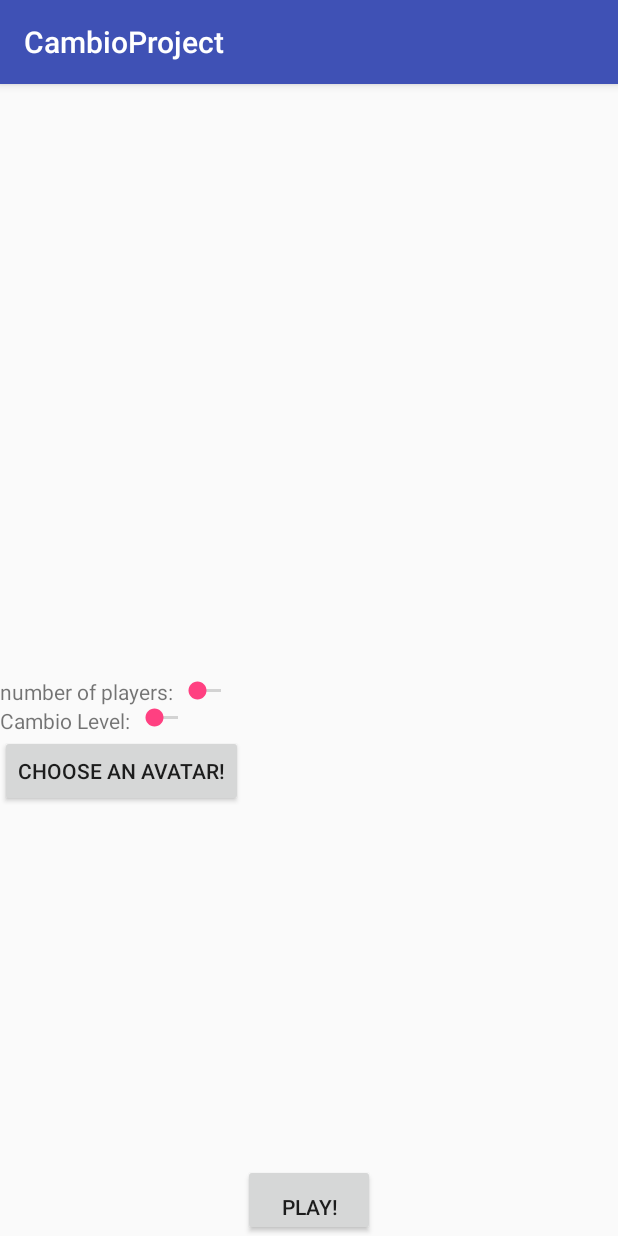
After one commit to newZarbuv/Cambio, an Android app: the gameSettings screen opened directly, with no data from a screen before it, on a phone screen of 412 x 824 dp. The commit adds this screen. Run offline under Robolectric (Android 15) with nearby library versions, the phone set to English and light mode, and no system bars; 2 statements that could not run were skipped.

Commit message:
seekbar logic and moving from home to settings

```diff
--- a/app/build.gradle
+++ b/app/build.gradle
@@ -28,5 +28,6 @@ dependencies {
     compile 'com.android.support:appcompat-v7:26.+'
     compile 'com.android.support:design:26.+'
     compile 'com.android.support:support-vector-drawable:26.+'
+    compile 'com.android.support.constraint:constraint-layout:1.0.2'
     testCompile 'junit:junit:4.12'
 }
--- a/app/src/main/AndroidManifest.xml
+++ b/app/src/main/AndroidManifest.xml
@@ -18,5 +18,7 @@
                 <category android:name="android.intent.category.LAUNCHER" />
             </intent-filter>
         </activity>
+        <activity android:name=".gameSettings"></activity>
     </application>
+
 </manifest>
--- a/app/src/main/java/com/example/a12/cambioproject/Cambio/HumanPlayer.java
+++ b/app/src/main/java/com/example/a12/cambioproject/Cambio/HumanPlayer.java
@@ -8,12 +8,14 @@ import java.util.List;
 
 public class HumanPlayer extends APlayer {
     @Override
-    public void play(Card card) {
+    public void play(CambioCard card) {
         GameLocalManager.getPlayerCards(this._name);
 
 
 
     }
+
+
 
 
     @Override
--- /dev/null
+++ b/app/src/main/java/com/example/a12/cambioproject/gameSettings.java
@@ -0,0 +1,74 @@
+package com.example.a12.cambioproject;
+
+import android.support.v7.app.AppCompatActivity;
+import android.os.Bundle;
+import android.widget.SeekBar;
+import android.widget.TextView;
+
+public class gameSettings extends AppCompatActivity {
+
+    private SeekBar seekPlayers;
+    private SeekBar seekLevel;
+    private TextView txtPlayers;
+    private TextView txtLevel;
+
+    @Override
+    protected void onCreate(Bundle savedInstanceState) {
+        super.onCreate(savedInstanceState);
+
+        setContentView(R.layout.activity_game_settings);
+        initializeVariables();
+        txtPlayers.setText( seekPlayers.getProgress());
+        txtLevel.setText(seekLevel.getProgress());
+
+        seekLevel.setOnSeekBarChangeListener(new SeekBar.OnSeekBarChangeListener() {
+            int progress = 0;
+
+
+            @Override
+            public void onProgressChanged(SeekBar seekBar, int i, boolean b) {
+                progress=i;
+
+            }
+
+            @Override
+            public void onStartTrackingTouch(SeekBar seekBar) {
+
+            }
+
+            @Override
+            public void onStopTrackingTouch(SeekBar seekBar) {
+                txtLevel.setText(seekLevel.getProgress());
+            }
+        });
+
+        seekPlayers.setOnSeekBarChangeListener(new SeekBar.OnSeekBarChangeListener() {
+            int progress = 0;
+
+
+            @Override
+            public void onProgressChanged(SeekBar seekBar, int i, boolean b) {
+                progress=i;
+
+            }
+
+            @Override
+            public void onStartTrackingTouch(SeekBar seekBar) {
+
+            }
+
+            @Override
+            public void onStopTrackingTouch(SeekBar seekBar) {
+                txtPlayers.setText(seekLevel.getProgress());
+            }
+        });
+    }
+
+
+    private void initializeVariables(){
+        seekPlayers=(SeekBar)findViewById(R.id.seekNum);
+        seekLevel=(SeekBar)findViewById(R.id.seekLevel);
+        txtLevel=(TextView)findViewById(R.id.txtShowLevel);
+        txtPlayers=(TextView)findViewById(R.id.txtShowNum);
+    }
+}
--- /dev/null
+++ b/app/src/main/res/layout/activity_game_settings.xml
@@ -0,0 +1,81 @@
+<?xml version="1.0" encoding="utf-8"?>
+<LinearLayout
+    xmlns:android="http://schemas.android.com/apk/res/android"
+    android:layout_width="match_parent"
+    android:layout_height="match_parent"
+    android:orientation="vertical"
+    android:baselineAligned="false">
+<RelativeLayout
+
+    android:id="@+id/settingsLayout1"
+    android:layout_width="fill_parent"
+    android:layout_height="wrap_content"
+    android:gravity="bottom"
+    android:layout_weight="1"
+    >
+    <TextView
+        android:layout_width="wrap_content"
+        android:layout_height="wrap_content"
+        android:id="@+id/txtNum"
+        android:text="@string/txtNumOf"/>
+    <SeekBar
+        android:layout_width="wrap_content"
+        android:layout_height="wrap_content"
+        android:layout_toRightOf="@id/txtNum"
+        android:id="@+id/seekNum"
+        android:min="3"
+        android:max="5"
+        />
+    <TextView
+        android:layout_width="wrap_content"
+        android:layout_height="wrap_content"
+        android:id="@+id/txtShowNum"
+        android:layout_toRightOf="@id/seekNum"/>
+    <TextView
+        android:layout_width="wrap_content"
+        android:layout_height="wrap_content"
+        android:layout_below="@id/txtNum"
+        android:id="@+id/txtLevel"
+        android:text="@string/txtCambioLevel"/>
+    <SeekBar
+        android:layout_width="wrap_content"
+        android:layout_height="wrap_content"
+        android:layout_toRightOf="@id/txtLevel"
+        android:layout_below="@id/seekNum"
+        android:id="@+id/seekLevel"/>
+    <TextView
+        android:layout_width="wrap_content"
+        android:layout_height="wrap_content"
+        android:layout_toRightOf="@id/seekLevel"
+        android:layout_below="@id/seekNum"
+        android:id="@+id/txtShowLevel"/>
+    <Button
+        android:layout_width="wrap_content"
+        android:layout_height="wrap_content"
+        android:layout_below="@id/txtLevel"
+        android:id="@+id/btnAvatar"
+        android:text="@string/txtAvatar"/>
+
+
+</RelativeLayout>
+    <RelativeLayout xmlns:android="http://schemas.android.com/apk/res/android"
+        android:layout_weight="0.6"
+        android:id="@+id/settingsLayout2"
+        android:layout_height="wrap_content"
+        android:layout_width="fill_parent"
+        android:gravity="bottom|center"
+               >
+
+        <Button
+            android:id="@+id/playButton"
+            android:layout_width="wrap_content"
+            android:layout_height="wrap_content"
+            android:gravity="bottom"
+            android:text="@string/btnSettingsText"
+            android:textAlignment="center"/>
+
+
+
+</RelativeLayout>
+
+</LinearLayout>
--- a/app/src/main/res/values/dimens.xml
+++ b/app/src/main/res/values/dimens.xml
@@ -2,4 +2,5 @@
     <!-- Default screen margins, per the Android Design guidelines. -->
     <dimen name="activity_horizontal_margin">16dp</dimen>
     <dimen name="activity_vertical_margin">16dp</dimen>
+    <dimen name="fab_margin">16dp</dimen>
 </resources>
--- a/app/src/main/res/values/ids.xml
+++ /dev/null
@@ -1,2 +0,0 @@
-<?xml version="1.0" encoding="utf-8"?>
-<resources></resources>
--- a/app/src/main/res/values/strings.xml
+++ b/app/src/main/res/values/strings.xml
@@ -3,4 +3,15 @@
     <string name="title_home">Alon Git Test</string>
     <string name="title_dashboard">Dashboard</string>
     <string name="title_notifications">Notifications</string>
+    //home screen values
+    <string name="meantime_text">"afterwards there's gonna be ana animation here</string>
+    <string name="btnSettingsText">play!</string>
+    <string name="btnHowToText">how to play?</string>
+    <string name="btnAboutUsText">About Us</string>
+    <string name="title_activity_game_settings">gameSettings</string>
+    // game settings values
+    <string name="txtNumOf">number of players:</string>
+    <string name="txtCambioLevel">Cambio Level:</string>
+    <string name="txtAvatar">choose an avatar!</string>
+
 </resources>
```
Also changed, not shown: app/src/main/java/com/example/a12/cambioproject/HomeScreenActivity.java (+16 -3 lines), app/src/main/res/layout/activity_home_screen.xml (+43 -34 lines), app/src/main/res/values/styles.xml (+9 -0 lines).
